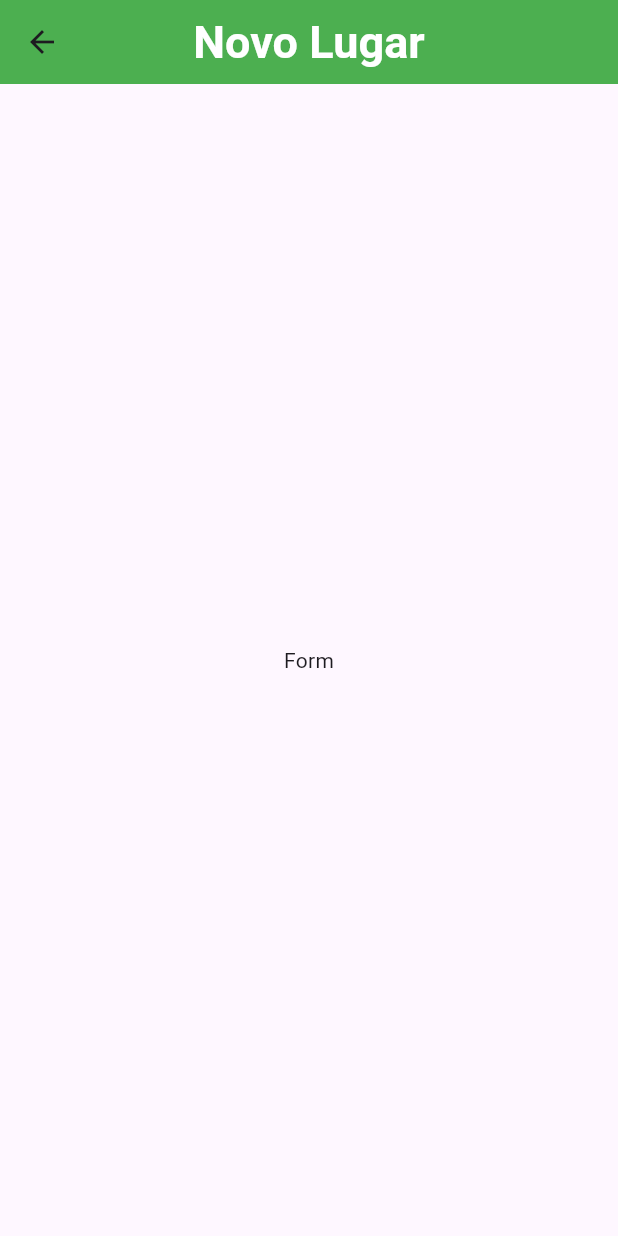
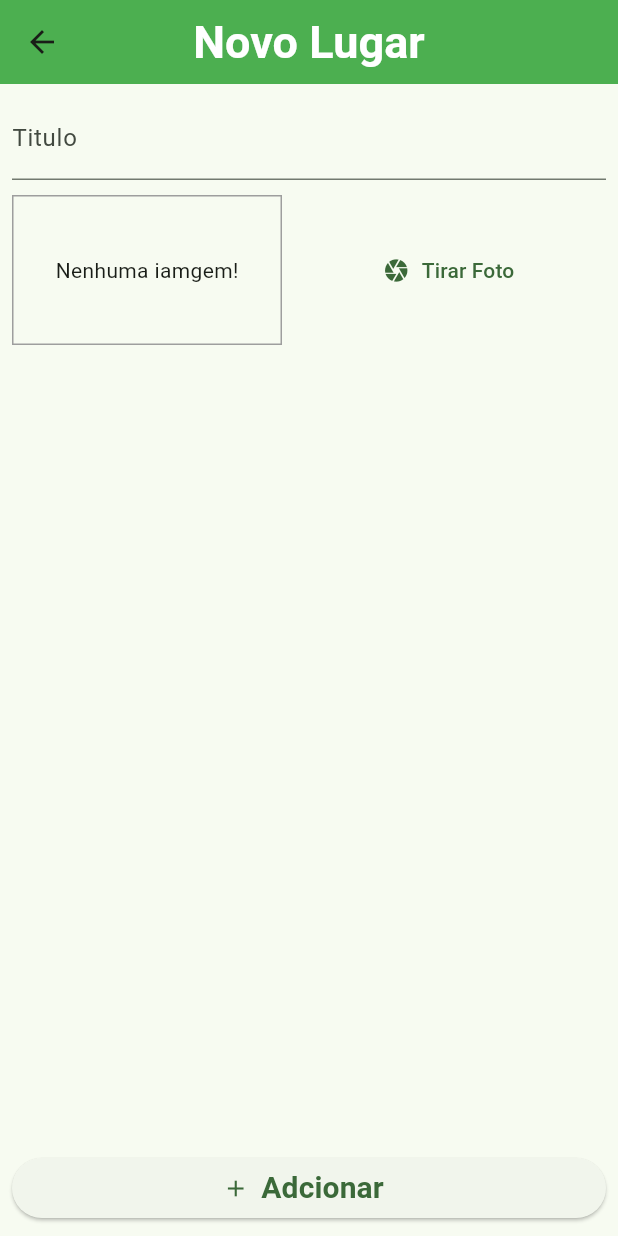
Before and after one commit to absjuniordev/Mylocal, a Flutter app: the screen it shows after launch, after a tap on the "add" icon, on a phone screen of 412 x 824 dp. Run offline on Flutter 3.47's test engine with Material 3 defaults, Android fonts, the phone set to English and light mode, and no system bars.

Commit message:
Criação do Formulario

```diff
--- a/lib/main.dart
+++ b/lib/main.dart
@@ -14,9 +14,11 @@ class MyApp extends StatelessWidget {
   Widget build(BuildContext context) {
     return MaterialApp(
       debugShowCheckedModeBanner: false,
-      title: 'My local',
+      title: 'My Local',
       theme: ThemeData(
-        colorScheme: ColorScheme.fromSeed(seedColor: Colors.deepPurple),
+        colorScheme: ColorScheme.fromSeed(
+          seedColor: Colors.green,
+        ),
         useMaterial3: true,
         appBarTheme: const AppBarTheme(
           color: Colors.green,
--- a/lib/src/screens/places_form_screen.dart
+++ b/lib/src/screens/places_form_screen.dart
@@ -1,4 +1,5 @@
 import 'package:flutter/material.dart';
+import 'package:my_local/src/widgets/image_input.dart';
 
 class PlacesFormScreen extends StatefulWidget {
   const PlacesFormScreen({super.key});
@@ -8,14 +9,49 @@ class PlacesFormScreen extends StatefulWidget {
 }
 
 class _PlacesFormScreenState extends State<PlacesFormScreen> {
+  final _titleController = TextEditingController();
+
+  void _submitForm() {}
   @override
   Widget build(BuildContext context) {
     return Scaffold(
       appBar: AppBar(
         title: const Text('Novo Lugar'),
       ),
-      body: const Center(
-        child: Text("Form"),
+      body: Padding(
+        padding: const EdgeInsets.all(8.0),
+        child: Column(
+          crossAxisAlignment: CrossAxisAlignment.stretch,
+          children: [
+            Expanded(
+              child: SingleChildScrollView(
+                child: Column(
+                  children: [
+                    TextFormField(
+                      controller: _titleController,
+                      decoration: const InputDecoration(
+                        labelText: "Titulo",
+                      ),
+                    ),
+                    const SizedBox(height: 10),
+                    const ImageInput(),
+                  ],
+                ),
+              ),
+            ),
+            ElevatedButton.icon(
+              onPressed: _submitForm,
+              icon: const Icon(Icons.add),
+              label: const Text(
+                "Adcionar",
+                style: TextStyle(
+                  fontWeight: FontWeight.bold,
+                  fontSize: 20,
+                ),
+              ),
+            ),
+          ],
+        ),
       ),
     );
   }
--- /dev/null
+++ b/lib/src/widgets/image_input.dart
@@ -0,0 +1,38 @@
+import 'package:flutter/material.dart';
+
+class ImageInput extends StatefulWidget {
+  const ImageInput({super.key});
+
+  @override
+  State<ImageInput> createState() => _ImageInputState();
+}
+
+class _ImageInputState extends State<ImageInput> {
+  @override
+  Widget build(BuildContext context) {
+    return Row(
+      children: [
+        Container(
+          width: 180,
+          height: 100,
+          decoration: BoxDecoration(
+            border: Border.all(
+              width: 1,
+              color: Colors.grey,
+            ),
+          ),
+          alignment: Alignment.center,
+          child: const Text("Nenhuma iamgem!"),
+        ),
+        const SizedBox(width: 10),
+        Expanded(
+          child: TextButton.icon(
+            onPressed: () {},
+            icon: const Icon(Icons.camera),
+            label: const Text("Tirar Foto"),
+          ),
+        )
+      ],
+    );
+  }
+}
```
